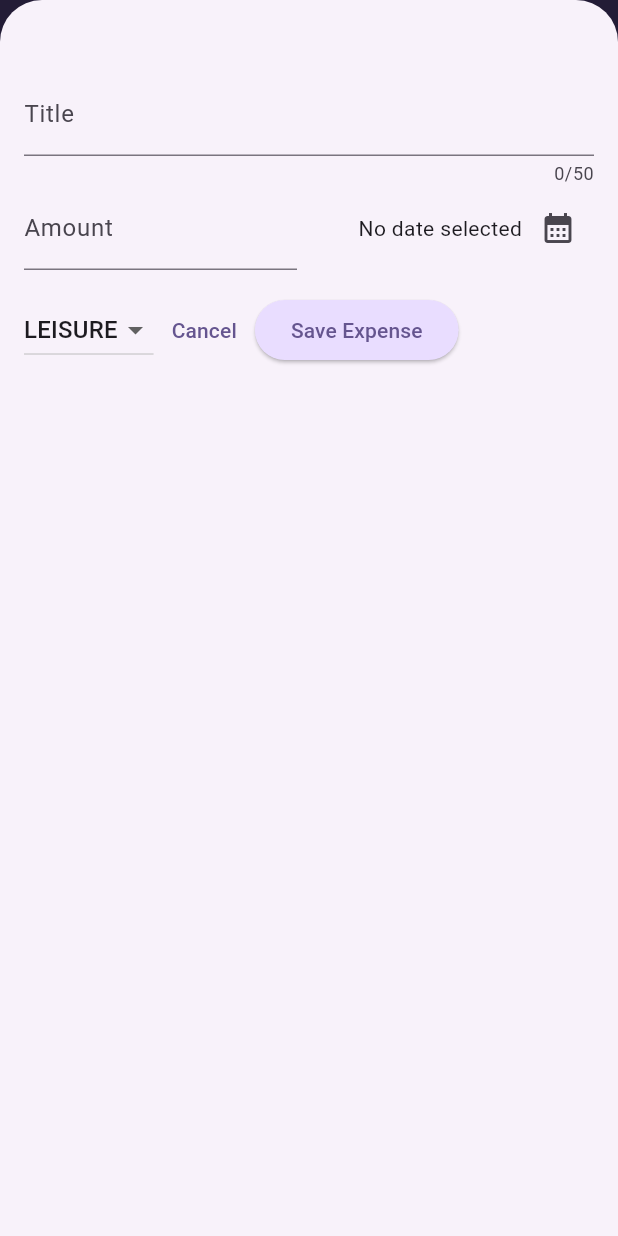
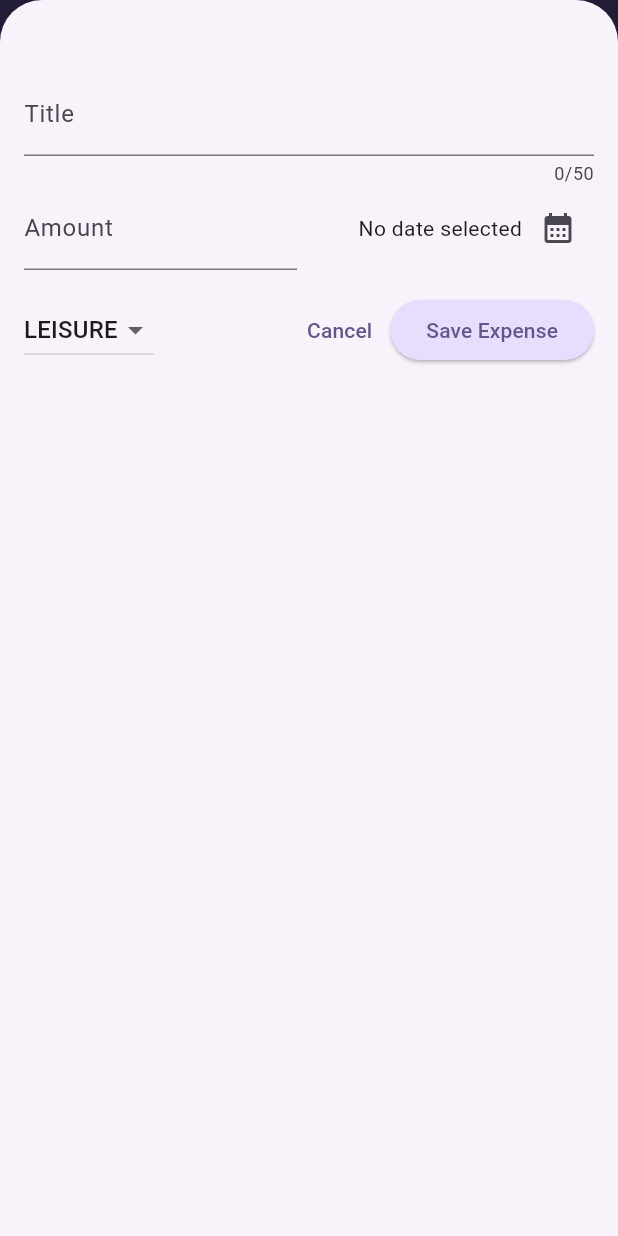
Before and after one commit to DiegoPatterson/flutter_project, a Flutter app: the screen it shows after launch, after a tap on the "add" icon, on a phone screen of 412 x 824 dp. Run offline on Flutter 3.47's test engine with Material 3 defaults, Android fonts, the phone set to English and light mode, and no system bars; our stand-ins replace google_fonts.

Commit message:
FUCK THIS>>> IMMA push this code to github and call it a night

```diff
--- a/expenses_app/lib/main.dart
+++ b/expenses_app/lib/main.dart
@@ -1,5 +1,6 @@
 import 'package:expenses_app/widgets/expenses.dart';
 import 'package:flutter/material.dart';
+import 'package:flutter/services.dart';
 
 var kColorScheme = ColorScheme.fromSeed(
   seedColor: const Color.fromARGB(255, 96, 59, 181),
@@ -11,6 +12,10 @@ var kDarkColorScheme = ColorScheme.fromSeed(
 );
 
 void main() {
+  // WidgetsFlutterBinding.ensureInitialized();
+  // SystemChrome.setPreferredOrientations([
+  //   DeviceOrientation.portraitUp,
+  // ]).then((fn) {
     runApp(
       MaterialApp(
         darkTheme: ThemeData.dark().copyWith(
@@ -52,4 +57,5 @@ void main() {
         home: const Expenses(),
       ),
     );
+  // });
 }
--- a/expenses_app/lib/models/expense.dart
+++ b/expenses_app/lib/models/expense.dart
@@ -33,3 +33,26 @@ class Expense {
     return formatter.format(date);
   }
 }
+
+class ExpenseBucket {
+  const ExpenseBucket({
+    required this.category,
+    required this.expenses,
+  });
+
+  ExpenseBucket.forCategory(List<Expense> allExpenses, this.category)
+  : expenses = allExpenses.where((expense) => expense.category == category).toList();
+
+  final Category category;
+  final List<Expense> expenses;
+
+  double get totalExpenses {
+    double sum = 0;
+
+    for (final expense in expenses) {
+      sum += expense.amount;
+    }
+
+    return sum;
+  }
+}
--- /dev/null
+++ b/expenses_app/lib/widgets/chart/chart.dart
@@ -0,0 +1,95 @@
+import 'package:expenses_app/models/expense.dart';
+import 'package:expenses_app/widgets/chart/chart_bar.dart';
+import 'package:flutter/material.dart';
+
+
+class Chart extends StatelessWidget {
+  const Chart({super.key, required this.expenses});
+
+  final List<Expense> expenses;
+
+  List<ExpenseBucket> get buckets {
+    return [
+      ExpenseBucket.forCategory(expenses, Category.food),
+      ExpenseBucket.forCategory(expenses, Category.leisure),
+      ExpenseBucket.forCategory(expenses, Category.travel),
+      ExpenseBucket.forCategory(expenses, Category.work),
+    ];
+  }
+
+  double get maxTotalExpense {
+    double maxTotalExpense = 0;
+
+    for (final bucket in buckets) {
+      if (bucket.totalExpenses > maxTotalExpense) {
+        maxTotalExpense = bucket.totalExpenses;
+      }
+    }
+
+    return maxTotalExpense;
+  }
+
+  @override
+  Widget build(BuildContext context) {
+    final isDarkMode =
+        MediaQuery.of(context).platformBrightness == Brightness.dark;
+    return Container(
+      margin: const EdgeInsets.all(16),
+      padding: const EdgeInsets.symmetric(
+        vertical: 16,
+        horizontal: 8,
+      ),
+      width: double.infinity,
+      height: 180,
+      decoration: BoxDecoration(
+        borderRadius: BorderRadius.circular(8),
+        gradient: LinearGradient(
+          colors: [
+            Theme.of(context).colorScheme.primary.withOpacity(0.3),
+            Theme.of(context).colorScheme.primary.withOpacity(0.0)
+          ],
+          begin: Alignment.bottomCenter,
+          end: Alignment.topCenter,
+        ),
+      ),
+      child: Column(
+        children: [
+          Expanded(
+            child: Row(
+              crossAxisAlignment: CrossAxisAlignment.end,
+              children: [
+                for (final bucket in buckets) // alternative to map()
+                  ChartBar(
+                    fill: bucket.totalExpenses == 0
+                        ? 0
+                        : bucket.totalExpenses / maxTotalExpense,
+                  )
+              ],
+            ),
+          ),
+          const SizedBox(height: 12),
+          Row(
+            children: buckets
+                .map(
+                  (bucket) => Expanded(
+                    child: Padding(
+                      padding: const EdgeInsets.symmetric(horizontal: 4),
+                      child: Icon(
+                        categoryIcons[bucket.category],
+                        color: isDarkMode
+                            ? Theme.of(context).colorScheme.secondary
+                            : Theme.of(context)
+                                .colorScheme
+                                .primary
+                                .withOpacity(0.7),
+                      ),
+                    ),
+                  ),
+                )
+                .toList(),
+          )
+        ],
+      ),
+    );
+  }
+}
--- /dev/null
+++ b/expenses_app/lib/widgets/chart/chart_bar.dart
@@ -0,0 +1,34 @@
+import 'package:flutter/material.dart';
+
+class ChartBar extends StatelessWidget {
+  const ChartBar({
+    super.key,
+    required this.fill,
+  });
+
+  final double fill;
+
+  @override
+  Widget build(BuildContext context) {
+    final isDarkMode =
+        MediaQuery.of(context).platformBrightness == Brightness.dark;
+    return Expanded(
+      child: Padding(
+        padding: const EdgeInsets.symmetric(horizontal: 4),
+        child: FractionallySizedBox(
+          heightFactor: fill,
+          child: DecoratedBox(
+            decoration: BoxDecoration(
+              shape: BoxShape.rectangle,
+              borderRadius:
+                  const BorderRadius.vertical(top: Radius.circular(8)),
+              color: isDarkMode
+                  ? Theme.of(context).colorScheme.secondary
+                  : Theme.of(context).colorScheme.primary.withOpacity(0.65),
+            ),
+          ),
+        ),
+      ),
+    );
+  }
+}
--- a/expenses_app/lib/widgets/expenses.dart
+++ b/expenses_app/lib/widgets/expenses.dart
@@ -1,3 +1,4 @@
+import 'package:expenses_app/widgets/chart/chart.dart';
 import 'package:expenses_app/widgets/expenses_list/expenses_list.dart';
 import 'package:expenses_app/widgets/new_expense.dart';
 import 'package:flutter/material.dart';
@@ -31,6 +32,7 @@ class _ExpensesState extends State<Expenses> {
 
   _openAddExpenseOverlay() {
     showModalBottomSheet(
+      useSafeArea: true,
       isScrollControlled: true,
       context: context,
       builder: (ctx) => NewExpense(onAddExpense: _addExpense),
@@ -65,6 +67,8 @@ class _ExpensesState extends State<Expenses> {
 
   @override
   Widget build(BuildContext context) {
+    final width = MediaQuery.of(context).size.width;
+
     Widget mainContent =
         const Center(child: Text('No Expenses fount, start adding some!'));
 
@@ -85,14 +89,24 @@ class _ExpensesState extends State<Expenses> {
           ],
         ),
         /*^^^^^^^^^^^^^^^^^^^^^^^^^^^^^^^^^^^^^^^^^^^^^^^^^^^^^^^^^^^^^^^^^^^^^^*/
-      body: Column(
+        body: width < 600
+            ? Column(
                 children: [
-          const Text('The Chart'),
+                  Chart(expenses: _registeredExpenses),
                   Expanded(
                     child: mainContent,
                   ),
                 ],
+              )
+            : Row(children: [
+                Expanded(
+                child: Chart(expenses: _registeredExpenses),
                 ),
+                Expanded(
+                  child: mainContent,
+                ),
+              ]
+            )
     );
   }
 }
--- a/expenses_app/lib/widgets/new_expense.dart
+++ b/expenses_app/lib/widgets/new_expense.dart
@@ -1,3 +1,6 @@
+import 'dart:io';
+
+import 'package:flutter/cupertino.dart';
 import 'package:flutter/material.dart';
 import 'package:expenses_app/models/expense.dart';
 
@@ -32,12 +35,24 @@ class _NewExpenseState extends State<NewExpense> {
     });
   }
 
-  void _submitExpenseData() {
-    final enteredAmount = double.tryParse(_amountController.text);
-    final amountIsInvalid = enteredAmount == null || enteredAmount <= 0;
-    if (_titleController.text.trim().isEmpty ||
-        amountIsInvalid ||
-        _selectedDate == null) {
+  void _showDiolog() {
+    if (Platform.isIOS) {
+      showCupertinoDialog(
+          context: context,
+          builder: (ctx) => CupertinoAlertDialog(
+                title: const Text('Invalid input'),
+                content: const Text(
+                    'Please make sure a valid title amount date and catagory was entered'),
+                actions: [
+                  TextButton(
+                    onPressed: () {
+                      Navigator.pop(ctx);
+                    },
+                    child: const Text('Okay'),
+                  )
+                ],
+              ));
+    } else {
       showDialog(
         context: context,
         builder: (ctx) => AlertDialog(
@@ -54,6 +69,16 @@ class _NewExpenseState extends State<NewExpense> {
           ],
         ),
       );
+    }
+  }
+
+  void _submitExpenseData() {
+    final enteredAmount = double.tryParse(_amountController.text);
+    final amountIsInvalid = enteredAmount == null || enteredAmount <= 0;
+    if (_titleController.text.trim().isEmpty ||
+        amountIsInvalid ||
+        _selectedDate == null) {
+      _showDiolog();
       return;
     }
 
@@ -75,10 +100,41 @@ class _NewExpenseState extends State<NewExpense> {
 
   @override
   Widget build(BuildContext context) {
-    return Padding(
-      padding: const EdgeInsets.fromLTRB(16, 48, 16, 16),
+    final keyboardSpace = MediaQuery.of(context).viewInsets.bottom;
+    return LayoutBuilder(builder: (ctx, constraints) {
+      final width = constraints.maxWidth;
+
+      return SizedBox(
+        height: double.infinity,
+        child: SingleChildScrollView(
+          child: Padding(
+            padding: EdgeInsets.fromLTRB(16, 48, 16, keyboardSpace + 16),
             child: Column(
               children: [
+                if (width >= 600)
+                  Row(crossAxisAlignment: CrossAxisAlignment.start, children: [
+                    Expanded(
+                      child: TextField(
+                        controller: _titleController,
+                        maxLength: 50,
+                        decoration: const InputDecoration(
+                          label: Text('Title'),
+                        ),
+                      ),
+                    ),
+                    const SizedBox(width: 24),
+                    Expanded(
+                      child: TextField(
+                        controller: _amountController,
+                        keyboardType: TextInputType.number,
+                        decoration: const InputDecoration(
+                          prefixText: '\$ ',
+                          label: Text('Amount'),
+                        ),
+                      ),
+                    ),
+                  ])
+                else
                   TextField(
                     controller: _titleController,
                     maxLength: 50,
@@ -86,6 +142,49 @@ class _NewExpenseState extends State<NewExpense> {
                       label: Text('Title'),
                     ),
                   ),
+                if (width >= 600)
+                  Row(children: [
+                    DropdownButton(
+                      value: _selectedCategory,
+                      items: Category.values
+                          .map((category) => DropdownMenuItem(
+                                value: category,
+                                child: Text(
+                                  category.name.toUpperCase(),
+                                ),
+                              ))
+                          .toList(),
+                      onChanged: (value) {
+                        if (value == null) {
+                          return;
+                        }
+                        setState(() {
+                          _selectedCategory = value;
+                        });
+                      },
+                    ),
+                    const SizedBox(
+                      width: 24,
+                    ),
+                    Expanded(
+                      child: Row(
+                        mainAxisAlignment: MainAxisAlignment.end,
+                        crossAxisAlignment: CrossAxisAlignment.center,
+                        children: [
+                          Text(
+                            _selectedDate == null
+                                ? 'No date selected'
+                                : formatter.format(_selectedDate!),
+                          ),
+                          IconButton(
+                            onPressed: _presentDatePicker,
+                            icon: const Icon(Icons.calendar_month),
+                          )
+                        ],
+                      ),
+                    ),
+                  ])
+                else
                   Row(
                     children: [
                       Expanded(
@@ -122,6 +221,20 @@ class _NewExpenseState extends State<NewExpense> {
                 const SizedBox(
                   height: 16,
                 ),
+                if (width >= 600)
+                  Row(children: [
+                    const Spacer(),
+                    TextButton(
+                        onPressed: () {
+                          Navigator.pop(context);
+                        },
+                        child: const Text('Cancel')),
+                    ElevatedButton(
+                      onPressed: _submitExpenseData,
+                      child: const Text('Save Expense'),
+                    )
+                  ])
+                else
                   Row(
                     children: [
                       DropdownButton(
@@ -143,6 +256,7 @@ class _NewExpenseState extends State<NewExpense> {
                           });
                         },
                       ),
+                      const Spacer(),
                       TextButton(
                           onPressed: () {
                             Navigator.pop(context);
@@ -156,6 +270,9 @@ class _NewExpenseState extends State<NewExpense> {
                   ),
               ],
             ),
+          ),
+        ),
       );
+    });
   }
 }
```
Also changed, not shown: 1 other file. Lines whose indentation alone changed are shown as unchanged.
